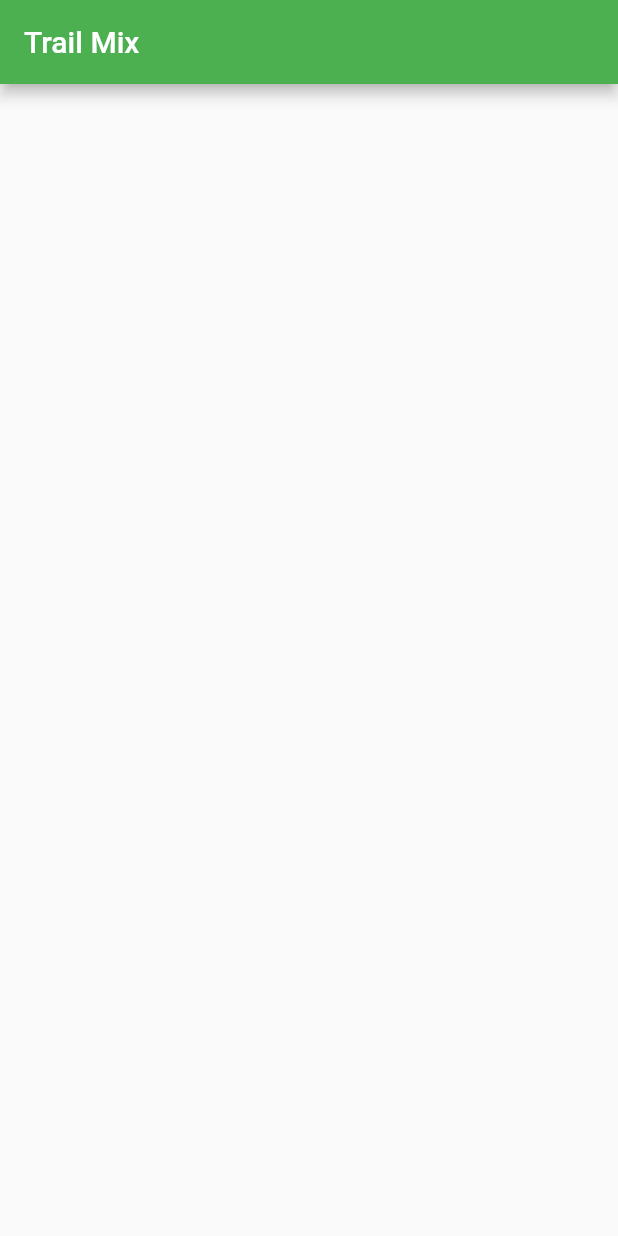
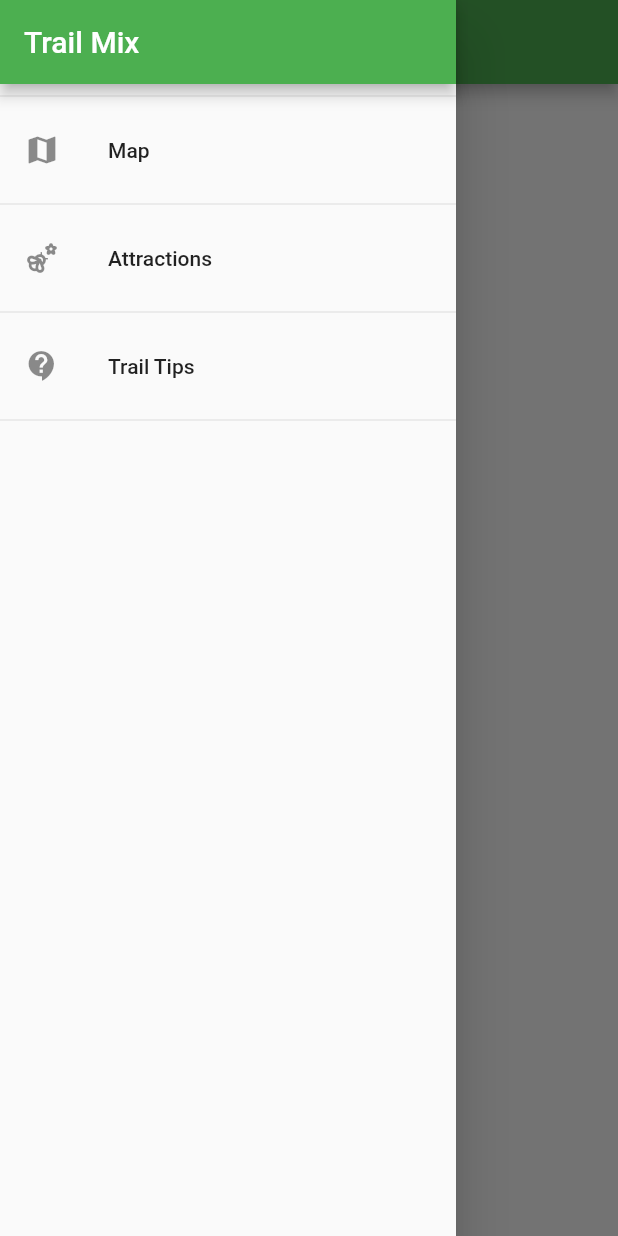
Before and after one commit to wlren/trailmix, a Flutter app: the screen it shows after launch, with the side drawer open (before the commit the screen has no drawer), on a phone screen of 412 x 824 dp. Run offline on Flutter 3.47's test engine with Material 2 defaults, Android fonts, the phone set to English and light mode, and no system bars; our stand-ins replace google_maps_flutter.

Commit message:
Appdrawer and attraction

```diff
--- /dev/null
+++ b/lib/attraction_data.dart
@@ -0,0 +1,5 @@
+import 'package:flutter/material.dart';
+
+import './models/attraction.dart';
+
+const attractionData = const [];
--- a/lib/main.dart
+++ b/lib/main.dart
@@ -1,6 +1,9 @@
 import 'package:flutter/material.dart';
 
 import './screens/map_screen.dart';
+import './screens/attraction_detail_screen.dart';
+import './screens/attractions_overview_screen.dart';
+import './screens/trail_tips_screen.dart';
 
 void main() {
   runApp(MyApp());
@@ -17,6 +20,11 @@ class MyApp extends StatelessWidget {
         visualDensity: VisualDensity.adaptivePlatformDensity,
       ),
       home: MapScreen(),
+      routes: {
+        AttractionDetailScreen.routeName: (ctx) => AttractionDetailScreen(),
+        AttractionOverviewScreen.routeName: (ctx) => AttractionOverviewScreen(),
+        TrailTipsScreen.routeName: (ctx) => TrailTipsScreen(),
+      },
     );
   }
 }
--- a/lib/screens/attraction_detail_screen.dart
+++ b/lib/screens/attraction_detail_screen.dart
@@ -1,12 +1,8 @@
 import 'package:flutter/material.dart';
 
-class MapScreen extends StatefulWidget {
-  @override
-  _MapScreenState createState() => _MapScreenState();
-}
+class AttractionDetailScreen extends StatelessWidget {
+  static const routeName = '/attraction_detail';
 
-class _MapScreenState extends State<MapScreen> {
-  @override
   Widget build(BuildContext context) {
     return Scaffold(
       appBar: AppBar(
--- a/lib/screens/attractions_overview_screen.dart
+++ b/lib/screens/attractions_overview_screen.dart
@@ -1,17 +1,16 @@
 import 'package:flutter/material.dart';
 
-class MapScreen extends StatefulWidget {
-  @override
-  _MapScreenState createState() => _MapScreenState();
-}
+import '../widgets/app_drawer.dart';
 
-class _MapScreenState extends State<MapScreen> {
-  @override
+class AttractionOverviewScreen extends StatelessWidget {
+  static const routeName = '/attraction_overview_screen';
+
   Widget build(BuildContext context) {
     return Scaffold(
       appBar: AppBar(
         title: const Text("Attractions"),
       ),
+      drawer: AppDrawer(),
     );
   }
 }
--- a/lib/screens/map_screen.dart
+++ b/lib/screens/map_screen.dart
@@ -1,6 +1,9 @@
 import 'package:flutter/material.dart';
 
+import '../widgets/app_drawer.dart';
+
 class MapScreen extends StatefulWidget {
+  static const routeName = '/';
   @override
   _MapScreenState createState() => _MapScreenState();
 }
@@ -10,8 +13,9 @@ class _MapScreenState extends State<MapScreen> {
   Widget build(BuildContext context) {
     return Scaffold(
       appBar: AppBar(
-        title: const Text("Trail Mix"),
+        title: const Text("Sungei Buloh Map"),
       ),
+      drawer: AppDrawer(),
     );
   }
 }
--- a/lib/screens/trail_tips_screen.dart
+++ b/lib/screens/trail_tips_screen.dart
@@ -1,17 +1,16 @@
 import 'package:flutter/material.dart';
 
-class MapScreen extends StatefulWidget {
-  @override
-  _MapScreenState createState() => _MapScreenState();
-}
+import '../widgets/app_drawer.dart';
 
-class _MapScreenState extends State<MapScreen> {
-  @override
+class TrailTipsScreen extends StatelessWidget {
+  static const routeName = '/trail_tips_screen';
+
   Widget build(BuildContext context) {
     return Scaffold(
       appBar: AppBar(
         title: const Text("Trail Tips"),
       ),
+      drawer: AppDrawer(),
     );
   }
 }
--- a/lib/widgets/app_drawer.dart
+++ b/lib/widgets/app_drawer.dart
@@ -0,0 +1,51 @@
+import 'package:flutter/material.dart';
+
+import '../screens/map_screen.dart';
+import '../screens/attraction_detail_screen.dart';
+import '../screens/attractions_overview_screen.dart';
+import '../screens/trail_tips_screen.dart';
+
+class AppDrawer extends StatelessWidget {
+  @override
+  Widget build(BuildContext context) {
+    return Drawer(
+      child: Column(
+        children: [
+          AppBar(
+            title: const Text("Trail Mix"),
+            automaticallyImplyLeading: false,
+          ),
+          const Divider(),
+          ListTile(
+            leading: const Icon(
+              Icons.map,
+            ),
+            title: const Text('Map'),
+            onTap: () {
+              Navigator.of(context).pushReplacementNamed(MapScreen.routeName);
+            },
+          ),
+          const Divider(),
+          ListTile(
+            leading: Icon(Icons.emoji_nature_outlined),
+            title: const Text('Attractions'),
+            onTap: () {
+              Navigator.of(context)
+                  .pushReplacementNamed(AttractionOverviewScreen.routeName);
+            },
+          ),
+          const Divider(),
+          ListTile(
+            leading: Icon(Icons.contact_support),
+            title: const Text('Trail Tips'),
+            onTap: () {
+              Navigator.of(context)
+                  .pushReplacementNamed(TrailTipsScreen.routeName);
+            },
+          ),
+          const Divider(),
+        ],
+      ),
+    );
+  }
+}
```
Also changed, not shown: lib/models/attraction.dart (added, +15 -0 lines).
